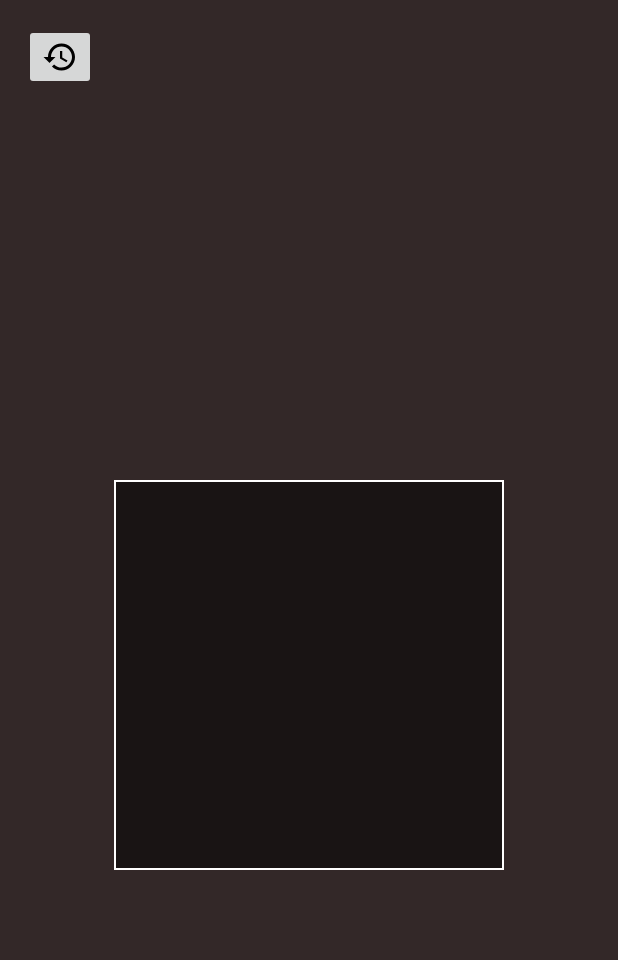
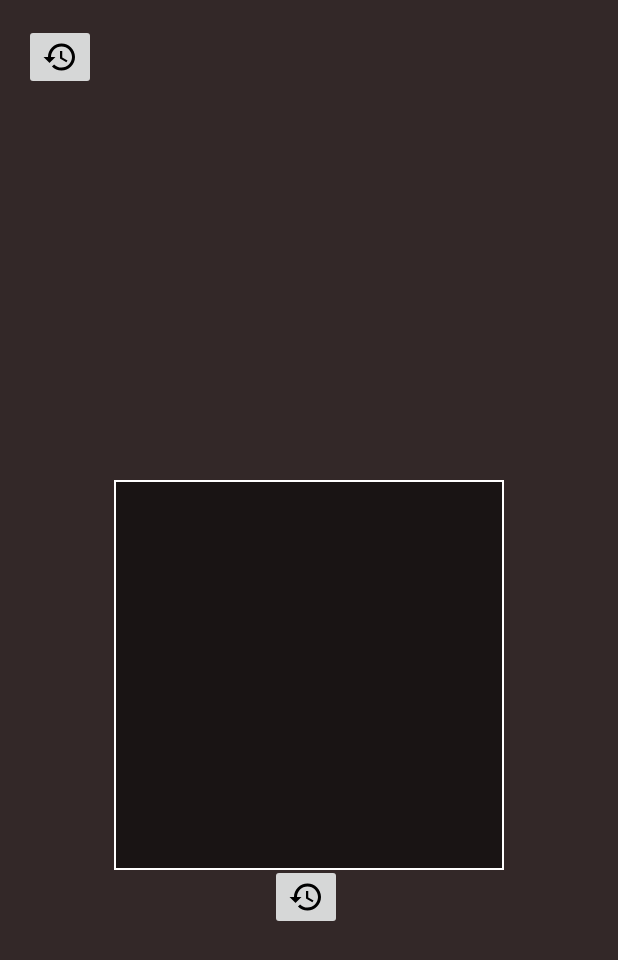
Before and after one commit to mouhcine-elhoubbadi/QRCode, an Android app: the MainActivity screen opened directly, with no data from a screen before it, on a phone screen of 412 x 824 dp. Shown: the top 960 px of the screen. Run offline under Robolectric (Android 15) with nearby library versions, the phone set to English and light mode, and no system bars; libraries missing offline, so code that uses them is left out: androidx.camera.core, androidx.camera.lifecycle, androidx.camera.view, com.google.mlkit.vision; plain views replace PreviewView; 3 statements that could not run were skipped.

Commit message:
projet nadi

```diff
--- a/app/src/main/java/com/example/qrcode/MainActivity.kt
+++ b/app/src/main/java/com/example/qrcode/MainActivity.kt
@@ -27,9 +27,12 @@ class MainActivity : AppCompatActivity() {
     private lateinit var previewView: PreviewView
     private lateinit var resultTextView: TextView
     private lateinit var historyButton: ImageButton
+    private lateinit var flashButton: ImageButton
+    private var isFlashOn = false
+    private var camera: Camera? = null
 
-    private val scanHistory = mutableListOf<String>()  // قائمة لحفظ عمليات المسح
 
+    private val scanHistory = mutableListOf<String>()
     @SuppressLint("MissingInflatedId")
     @ExperimentalGetImage
     override fun onCreate(savedInstanceState: Bundle?) {
@@ -76,6 +79,15 @@ class MainActivity : AppCompatActivity() {
             intent.putStringArrayListExtra("SCAN_HISTORY", ArrayList(scanHistory))
             startActivity(intent)
         }
+        flashButton = findViewById(R.id.flashButton)
+        flashButton.setOnClickListener {
+            if (camera != null) {
+                isFlashOn = !isFlashOn
+                camera?.cameraControl?.enableTorch(isFlashOn)
+                flashButton.setImageResource(if (isFlashOn) R.drawable.flashon else R.drawable.flashof)
+            }
+        }
+
 
         cameraExecutor = Executors.newSingleThreadExecutor()
     }
@@ -102,6 +114,8 @@ class MainActivity : AppCompatActivity() {
             try {
                 cameraProvider.unbindAll()
                 cameraProvider.bindToLifecycle(this, cameraSelector, preview, imageAnalysis)
+                camera = cameraProvider.bindToLifecycle(this, cameraSelector, preview, imageAnalysis)
+
             } catch (e: Exception) {
                 Log.e("QRcode", "Use case binding failed", e)
             }
--- /dev/null
+++ b/app/src/main/res/drawable/flashof.xml
@@ -0,0 +1,9 @@
+<vector xmlns:android="http://schemas.android.com/apk/res/android" android:height="24dp" android:tint="#000000" android:viewportHeight="24" android:viewportWidth="24" android:width="24dp">
+
+    <path android:fillColor="@android:color/white" android:pathData="M18,5l0,-3l-12,0l0,1.17l1.83,1.83z"/>
+
+    <path android:fillColor="@android:color/white" android:pathData="M16,11l2,-3l0,-1l-8.17,0l6.17,6.17z"/>
+
+    <path android:fillColor="@android:color/white" android:pathData="M2.81,2.81L1.39,4.22L8,10.83V22h8v-3.17l3.78,3.78l1.41,-1.41L2.81,2.81z"/>
+
+</vector>
--- /dev/null
+++ b/app/src/main/res/drawable/flashon.xml
@@ -0,0 +1,7 @@
+<vector xmlns:android="http://schemas.android.com/apk/res/android" android:height="24dp" android:tint="#000000" android:viewportHeight="24" android:viewportWidth="24" android:width="24dp">
+
+    <path android:fillColor="@android:color/white" android:pathData="M6,2h12v3h-12z"/>
+
+    <path android:fillColor="@android:color/white" android:pathData="M6,7v1l2,3v11h8V11l2,-3V7H6zM12,15.5c-0.83,0 -1.5,-0.67 -1.5,-1.5s0.67,-1.5 1.5,-1.5s1.5,0.67 1.5,1.5S12.83,15.5 12,15.5z"/>
+
+</vector>
--- a/app/src/main/res/layout/activity_historique.xml
+++ b/app/src/main/res/layout/activity_historique.xml
@@ -3,6 +3,7 @@
     android:layout_width="match_parent"
     android:layout_height="match_parent"
     android:orientation="vertical"
+    android:background="@color/orange"
     android:padding="16dp">
 
     <TextView
--- a/app/src/main/res/layout/activity_main.xml
+++ b/app/src/main/res/layout/activity_main.xml
@@ -50,10 +50,22 @@
             android:layout_height="wrap_content"
             android:gravity="center"
             android:text=""
-            android:layout_marginTop="200dp"
+            android:layout_marginTop="20dp"
             android:textColor="@color/white" />
+        <ImageButton
+            android:id="@+id/flashButton"
+            android:layout_width="wrap_content"
+            android:layout_height="wrap_content"
+            android:src="@drawable/history"
+            android:contentDescription="Historique"
+            android:layout_alignParentEnd="true"
+            android:layout_marginTop="500dp"
+            android:layout_marginStart="180dp"
+
+            />
 
     </FrameLayout>
 
 
+
 </LinearLayout>
--- a/app/src/main/res/layout/activity_main2.xml
+++ b/app/src/main/res/layout/activity_main2.xml
@@ -5,6 +5,7 @@
     xmlns:tools="http://schemas.android.com/tools"
     android:layout_width="match_parent"
     android:layout_height="match_parent"
+    android:background="@color/orange"
     tools:context=".MainActivity2">
 
     <TextView
--- a/app/src/main/res/values/colors.xml
+++ b/app/src/main/res/values/colors.xml
@@ -3,4 +3,5 @@
     <color name="black">#FF000000</color>
     <color name="white">#FFFFFFFF</color>
     <color name="white1">#354C87</color>
+    <color name="orange">#DE8D18</color>
 </resources>
```
Also changed, not shown: app/src/main/res/menu/menu_main.xml (deleted, +0 -12 lines).
